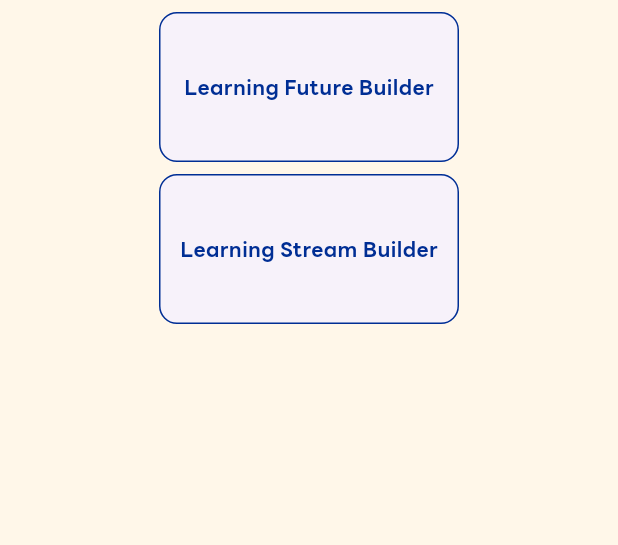
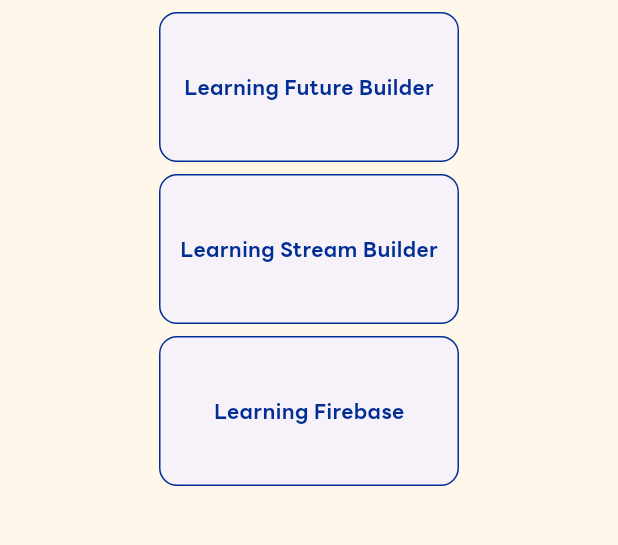
Before and after one commit to y129may9th/flutter-playground, a Flutter app: the screen it shows after launch, on a phone screen of 412 x 824 dp, the part 402-947 px from its top. Run offline on Flutter 3.47's test engine with Material 2 defaults, Android fonts, the phone set to English and light mode, and no system bars; our stand-ins replace hexcolor.

Commit message:
chore: prepared pages

```diff
--- a/lib/home.dart
+++ b/lib/home.dart
@@ -1,4 +1,5 @@
 import 'package:flutter/material.dart';
+import 'package:flutter_widget_key/samples/firebase/sign_up.dart';
 import 'package:flutter_widget_key/samples/future_builder/index.dart';
 import 'package:flutter_widget_key/samples/stream_builder/index.dart';
 import 'package:flutter_widget_key/samples/widget_key/widget_key.dart';
@@ -124,6 +125,31 @@
                 ),
               ),
             ),
+            GestureDetector(
+              onTap: () => _onPressed(context, const SignUp()),
+              child: Card(
+                shape: RoundedRectangleBorder(
+                  side: BorderSide(
+                    color: HexColor('002E94'),
+                  ),
+                  borderRadius: const BorderRadius.all(Radius.circular(12)),
+                ),
+                elevation: 0,
+                child: SizedBox(
+                  width: 200,
+                  height: 100,
+                  child: Center(
+                    child: Text(
+                      'Learning Firebase',
+                      style: TextStyle(
+                        color: HexColor('002E94'),
+                        fontWeight: FontWeight.bold,
+                      ),
+                    ),
+                  ),
+                ),
+              ),
+            ),
           ],
         ),
       ),
```
Also changed, not shown: lib/samples/firebase/sign_up.dart (added, +18 -0 lines).
